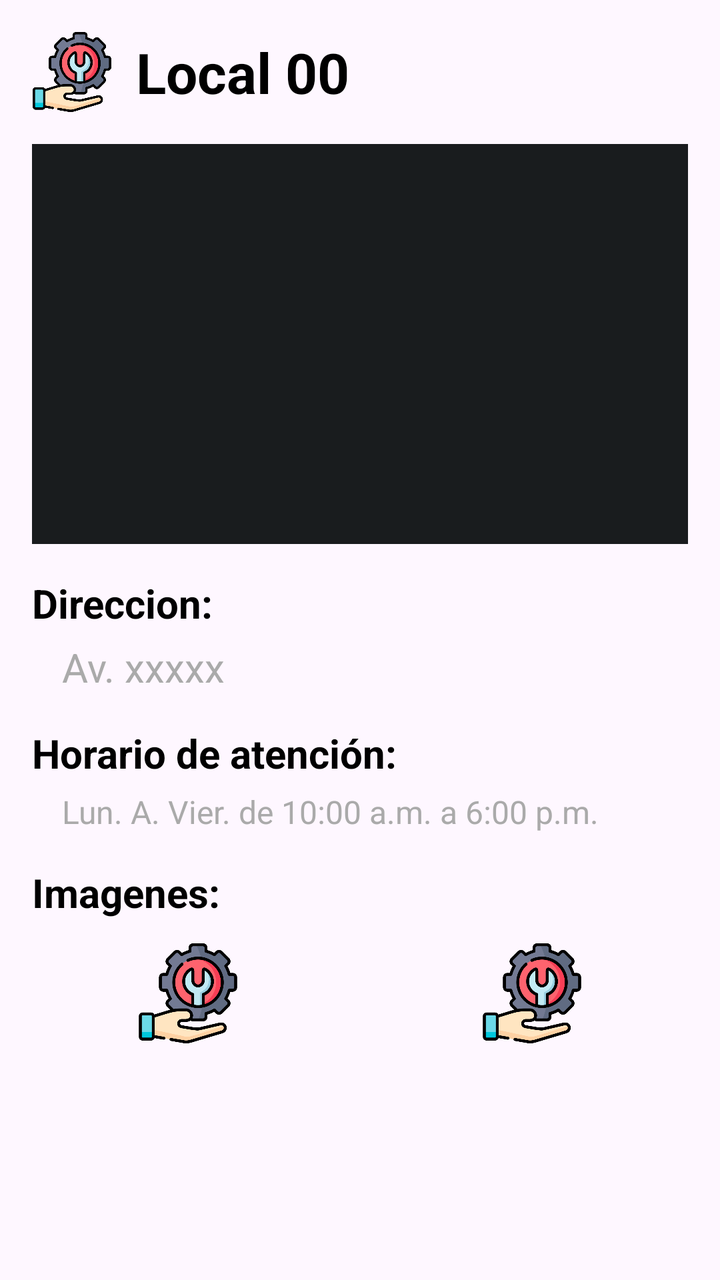
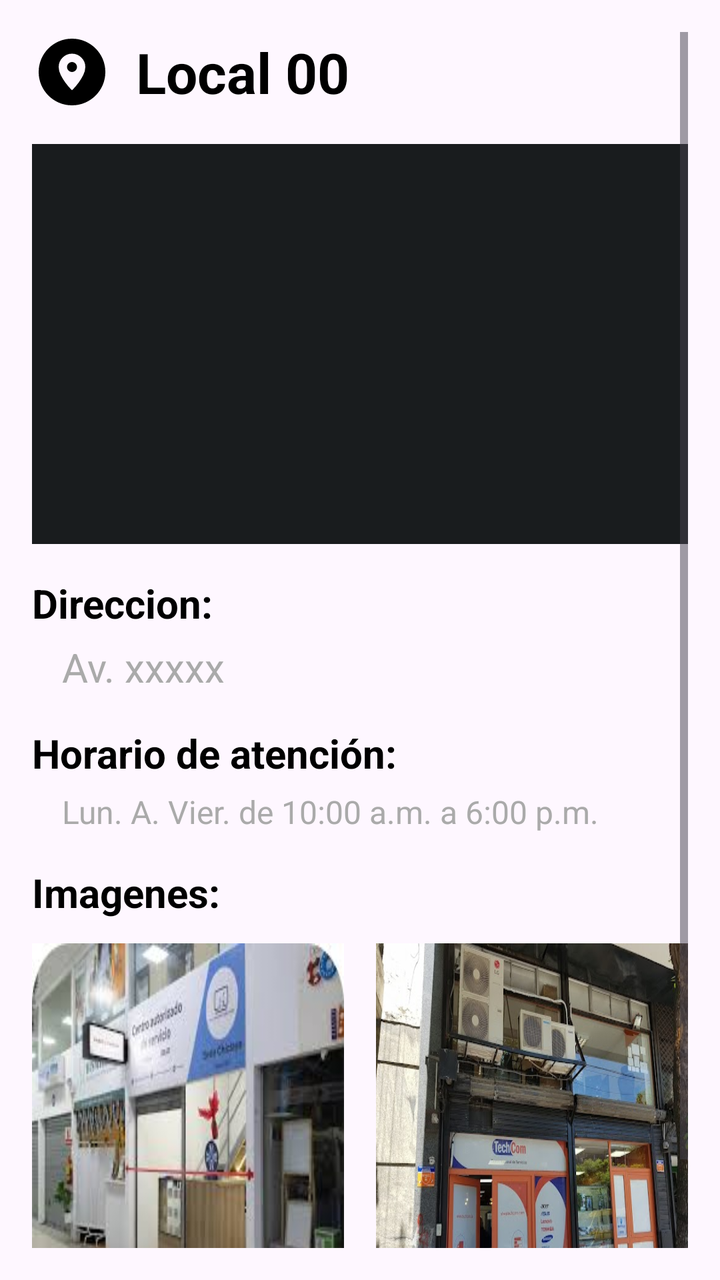

The first picture is an Android layout as it rendered before a commit; the second is the same layout after the commit. The layout source and the unified diff follow.
<!-- AndroidManifest.xml: application theme Theme.ReparApp -->
<!-- res/layout/fragment_ubication_detail_dialog.xml -->
<?xml version="1.0" encoding="utf-8"?>
<androidx.coordinatorlayout.widget.CoordinatorLayout
    xmlns:android="http://schemas.android.com/apk/res/android"
    android:layout_width="match_parent"
    android:layout_height="match_parent"
    android:padding="16dp">
    <ScrollView
        android:layout_width="match_parent"
        android:layout_height="match_parent">
        <LinearLayout
            android:layout_width="match_parent"
            android:layout_height="wrap_content"
            android:orientation="vertical">
            
            <LinearLayout
                android:layout_width="match_parent"
                android:layout_height="wrap_content"
                android:orientation="horizontal"
                android:gravity="center_vertical">
                <ImageView
                    android:layout_width="40dp"
                    android:layout_height="40dp"
                    android:src="@drawable/ic_tech_support"
                    android:contentDescription="@string/local_icono_detail"/>
                <TextView
                    android:id="@+id/ub_detail_NombreLocal"
                    android:layout_width="wrap_content"
                    android:layout_height="wrap_content"
                    android:text="Local 00"
                    android:textColor="@color/black"
                    android:textSize="28sp"
                    android:textStyle="bold"
                    android:layout_marginStart="12dp"/>
            </LinearLayout>
            
            <FrameLayout
                android:id="@+id/ub_detail_map_container"
                android:layout_width="match_parent"
                android:layout_height="200dp"
                android:layout_marginTop="16dp"
                android:background="@color/material_dynamic_neutral10"/>
            
            <TextView
                android:layout_width="wrap_content"
                android:layout_height="wrap_content"
                android:text="Direccion: "
                android:textColor="@color/black"
                android:textSize="20sp"
                android:textStyle="bold"
                android:layout_marginTop="16dp"/>
            <TextView
                android:id="@+id/ub_detail_direccion"
                android:layout_width="wrap_content"
                android:layout_height="wrap_content"
                android:text="Av. xxxxx "
                android:textColor="@android:color/darker_gray"
                android:textSize="20sp"
                android:layout_marginTop="5dp"
                android:layout_marginLeft="15dp"/>
            
            <TextView
                android:layout_width="wrap_content"
                android:layout_height="wrap_content"
                android:text="Horario de atención:"
                android:textColor="@color/black"
                android:textSize="20sp"
                android:textStyle="bold"
                android:layout_marginTop="16dp"/>
            <TextView
                android:id="@+id/ub_detail_horario"
                android:layout_width="wrap_content"
                android:layout_height="wrap_content"
                android:text="Lun. A. Vier. de 10:00 a.m. a 6:00 p.m. "
                android:textColor="@android:color/darker_gray"
                android:textSize="16sp"
                android:layout_marginTop="5dp"
                android:layout_marginLeft="15dp"/>
                
            <TextView
                android:layout_width="wrap_content"
                android:layout_height="wrap_content"
                android:text="Imagenes: "
                android:textColor="@color/black"
                android:textSize="20sp"
                android:textStyle="bold"
                android:layout_marginTop="16dp"/>
            <LinearLayout
                android:layout_width="match_parent"
                android:layout_height="wrap_content"
                android:orientation="horizontal"
                android:layout_marginTop="12dp">
                
                <ImageView
                    android:id="@+id/ub_detail_local_frontal"
                    android:layout_width="0dp"
                    android:layout_height="50dp"
                    android:layout_weight="1"
                    android:src="@drawable/ic_tech_support"
                    android:scaleType="centerInside"
                    android:layout_marginEnd="8dp"/>
                <ImageView
                    android:id="@+id/ub_detail_local_lateral"
                    android:layout_width="0dp"
                    android:layout_height="50dp"
                    android:layout_weight="1"
                    android:src="@drawable/ic_tech_support"
                    android:scaleType="centerInside"
                    android:layout_marginStart="8dp"/>
            </LinearLayout>
        </LinearLayout>
    </ScrollView>

</androidx.coordinatorlayout.widget.CoordinatorLayout>
<!-- resources referenced by this layout -->
<resources>
  <color name="black">#FF000000</color>
  <!-- drawable ic_tech_support: png bitmap (drawable, 45323 bytes) -->
  <string name="local_icono_detail">Icono en la parte superior de ubication_detail_dialog\n</string>
  <style name="Theme.ReparApp" parent="Base.Theme.ReparApp" />
  <style name="Base.Theme.ReparApp" parent="Theme.Material3.DayNight.NoActionBar">
          
          
      </style>
</resources>

<!-- the commit's change to res/layout/fragment_ubication_detail_dialog.xml (unified diff, before → after) -->
@@ -1,8 +1,8 @@
 <?xml version="1.0" encoding="utf-8"?>
-<androidx.coordinatorlayout.widget.CoordinatorLayout
-    xmlns:android="http://schemas.android.com/apk/res/android"
+<androidx.coordinatorlayout.widget.CoordinatorLayout xmlns:android="http://schemas.android.com/apk/res/android"
     android:layout_width="match_parent"
     android:layout_height="match_parent"
+    xmlns:app="http://schemas.android.com/apk/res-auto"
     android:padding="16dp">
     <ScrollView
         android:layout_width="match_parent"
@@ -20,7 +20,8 @@
                 <ImageView
                     android:layout_width="40dp"
                     android:layout_height="40dp"
-                    android:src="@drawable/ic_tech_support"
+                    android:src="@drawable/ic_explore"
+                    app:tint="@color/black"
                     android:contentDescription="@string/local_icono_detail"/>
                 <TextView
                     android:id="@+id/ub_detail_NombreLocal"
@@ -93,18 +94,18 @@
                 <ImageView
                     android:id="@+id/ub_detail_local_frontal"
                     android:layout_width="0dp"
-                    android:layout_height="50dp"
+                    android:layout_height="200dp"
                     android:layout_weight="1"
-                    android:src="@drawable/ic_tech_support"
-                    android:scaleType="centerInside"
+                    android:src="@drawable/foto_referencia_1"
+                    android:scaleType="fitXY"
                     android:layout_marginEnd="8dp"/>
                 <ImageView
                     android:id="@+id/ub_detail_local_lateral"
                     android:layout_width="0dp"
-                    android:layout_height="50dp"
+                    android:layout_height="200dp"
                     android:layout_weight="1"
-                    android:src="@drawable/ic_tech_support"
-                    android:scaleType="centerInside"
+                    android:src="@drawable/foto_referencia_2"
+                    android:scaleType="fitXY"
                     android:layout_marginStart="8dp"/>
             </LinearLayout>
         </LinearLayout>
<!-- resource entries referenced after the edit -->
@@ -1,7 +1,18 @@
 <!-- resources referenced by this layout -->
 <resources>
   <color name="black">#FF000000</color>
-  <!-- drawable ic_tech_support: png bitmap (drawable, 45323 bytes) -->
+  <!-- drawable foto_referencia_1: png bitmap (drawable, 76809 bytes) -->
+  <!-- drawable foto_referencia_2: png bitmap (drawable, 330957 bytes) -->
+  <!-- drawable ic_explore (drawable) -->
+  <vector xmlns:android="http://schemas.android.com/apk/res/android"
+      android:width="24dp"
+      android:height="24dp"
+      android:viewportWidth="960"
+      android:viewportHeight="960">
+    <path
+        android:pathData="M480,880q-83,0 -156,-31.5T197,763q-54,-54 -85.5,-127T80,480q0,-83 31.5,-156T197,197q54,-54 127,-85.5T480,80q83,0 156,31.5T763,197q54,54 85.5,127T880,480q0,83 -31.5,156T763,763q-54,54 -127,85.5T480,880ZM480,700q45,-45 80,-93 30,-41 55,-90t25,-97q0,-66 -47,-113t-113,-47q-66,0 -113,47t-47,113q0,48 25,97t55,90q35,48 80,93ZM480,480q-25,0 -42.5,-17.5T420,420q0,-25 17.5,-42.5T480,360q25,0 42.5,17.5T540,420q0,25 -17.5,42.5T480,480Z"
+        android:fillColor="#e3e3e3"/>
+  </vector>
   <string name="local_icono_detail">Icono en la parte superior de ubication_detail_dialog\n</string>
   <style name="Theme.ReparApp" parent="Base.Theme.ReparApp" />
   <style name="Base.Theme.ReparApp" parent="Theme.Material3.DayNight.NoActionBar">
